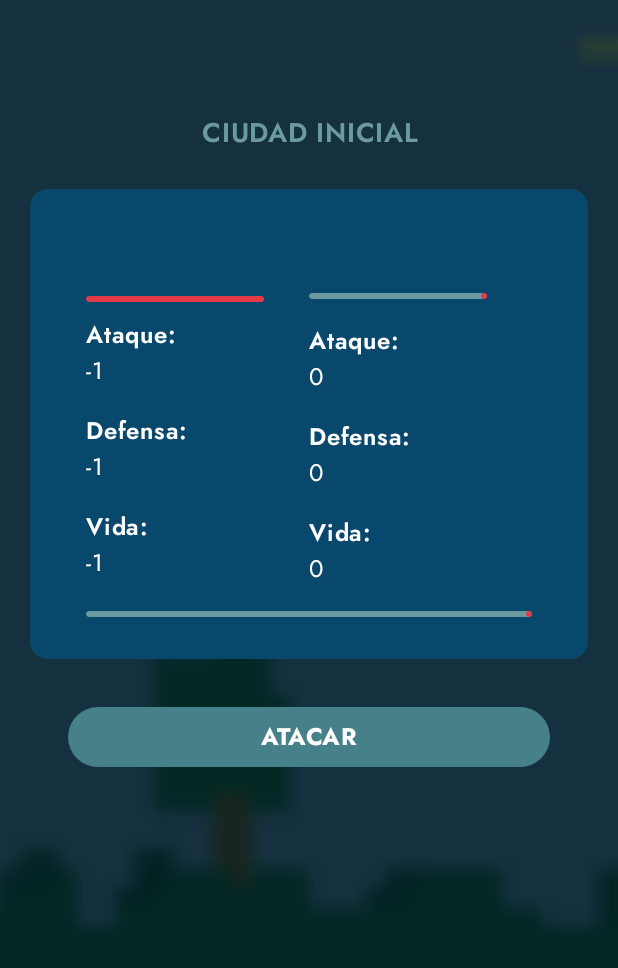
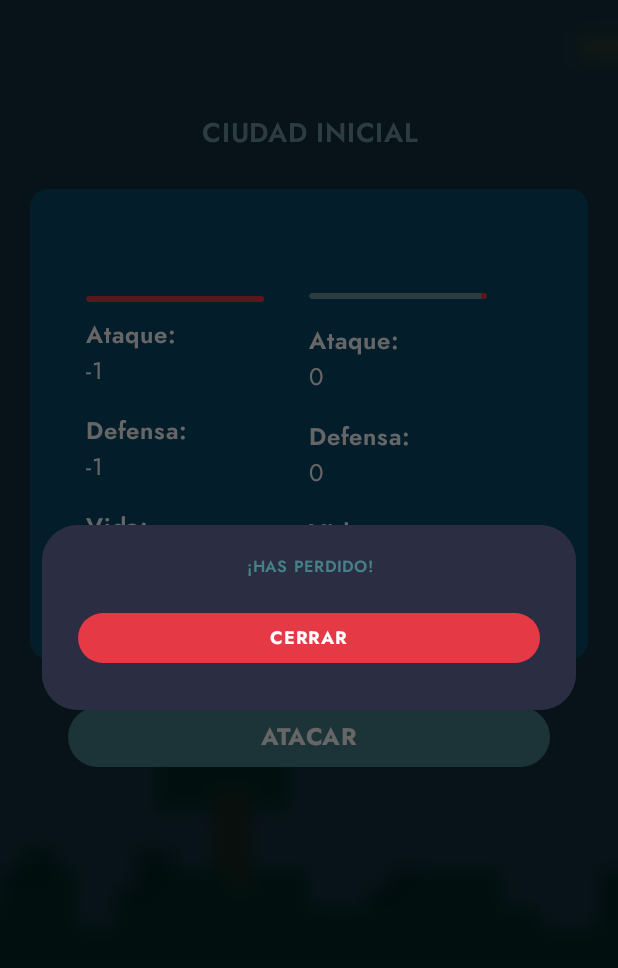
Before and after one commit to Falcon-Team-Mov/Info-King-APP, an Android app built with Jetpack Compose: the @Preview function PreviewFightScreen, on a phone screen of 412 x 824 dp. Shown: the top 968 px of the screen. Run offline under Robolectric (Android 15) with nearby library versions, the phone set to English and light mode, and no system bars; pictures from the network do not load.

Commit message:
❕ update: component with combat navigation

```diff
--- a/app/src/main/java/com/falconteam/infoking/ui/components/PopUpComponent.kt
+++ b/app/src/main/java/com/falconteam/infoking/ui/components/PopUpComponent.kt
@@ -1,11 +1,8 @@
 package com.falconteam.infoking.ui.components
 
 import androidx.compose.foundation.background
-import androidx.compose.foundation.border
 import androidx.compose.foundation.layout.Arrangement
 import androidx.compose.foundation.layout.Column
-import androidx.compose.foundation.layout.Row
-import androidx.compose.foundation.layout.fillMaxSize
 import androidx.compose.foundation.layout.fillMaxWidth
 import androidx.compose.foundation.layout.heightIn
 import androidx.compose.foundation.layout.padding
@@ -30,6 +27,7 @@ import androidx.compose.ui.unit.Dp
 import androidx.compose.ui.unit.dp
 import androidx.compose.ui.unit.sp
 import androidx.compose.ui.window.Dialog
+import androidx.compose.ui.window.DialogProperties
 import com.falconteam.infoking.ui.theme.InfoKingTheme
 import com.falconteam.infoking.ui.theme.Typography
 import com.falconteam.infoking.ui.theme.buttonCancelColor
@@ -48,30 +46,36 @@ fun Screen() {
     }
 
     if (showDialog) {
-        MessagePopUp(onDismiss = { showDialog = false })
+        MessagePopUp(onDismiss = { showDialog = false }, {}, true, false, "", "")
     }
 }
 
 
 @Composable
-fun MessagePopUp(onDismiss: () -> Unit) {
-    val areTwoButtons = true
+fun MessagePopUp(
+    onDismiss: () -> Unit,
+    onBack: () -> Unit,
+    closeAcceptPopUp: Boolean,
+    closePopUp: Boolean,
+    titleText: String,
+    descriptionText: String
+) {
     val okButtonText = "ACEPTAR"
     val cancelButtonText = "RECHAZAR"
     val closeButtonText = "CERRAR"
-    val titleText = "< POP-UP TITLE >"
-    val descriptionText = "< POP-UP DESCRIPTION >"
 
     InfoKingTheme {
         Dialog(
-            onDismissRequest = { onDismiss() }
+            onDismissRequest = {},
         ) {
             Surface(
                 modifier = Modifier
                     .fillMaxWidth()
                     .padding(28.dp),
-                shape = RoundedCornerShape(20.dp)
+                shape = RoundedCornerShape(24.dp),
+                color = primaryColorLight
             ) {
+                if (closeAcceptPopUp) {
                     Column(
                         modifier = Modifier
                             .background(primaryColorLight),
@@ -91,13 +95,16 @@ fun MessagePopUp(onDismiss: () -> Unit) {
                         )
 
                         Text(
-                        modifier = Modifier.fillMaxWidth(),
+                            modifier = Modifier
+                                .fillMaxWidth()
+                                .padding(horizontal = 8.dp),
                             text = descriptionText,
                             textAlign = TextAlign.Center,
                             style = Typography.displayMedium,
                             fontSize = TextResponsiveSize(size = 16.sp),
                             fontWeight = FontWeight.Bold,
-                        color = secondaryAquaColor
+                            color = secondaryAquaColor,
+                            lineHeight = TextResponsiveSize(20.sp)
                         )
 
                         Column(
@@ -108,7 +115,6 @@ fun MessagePopUp(onDismiss: () -> Unit) {
                                 .padding(top = 4.dp, bottom = 8.dp)
                                 .padding(horizontal = 8.dp, vertical = 16.dp)
                         ) {
-                        if (areTwoButtons) {
                             Button(
                                 modifier = Modifier
                                     .heightIn(min = 36.dp)
@@ -137,7 +143,7 @@ fun MessagePopUp(onDismiss: () -> Unit) {
                                     .padding(horizontal = 16.dp),
                                 colors = ButtonDefaults.buttonColors(buttonOKColor),
                                 onClick = {
-                                    // modificar según acción
+                                    onBack()
                                 }
                             ) {
                                 Text(
@@ -147,7 +153,35 @@ fun MessagePopUp(onDismiss: () -> Unit) {
                                     fontSize = TextResponsiveSize(size = 20.sp)
                                 )
                             }
-                        } else {
+                        }
+                    }
+                } else if (closePopUp) {
+                    Column(
+                        modifier = Modifier
+                            .background(primaryColorLight),
+                        verticalArrangement = Arrangement.Center,
+                        horizontalAlignment = Alignment.CenterHorizontally
+                    ) {
+                        Text(
+                            modifier = Modifier
+                                .fillMaxWidth()
+                                .padding(top = 20.dp),
+                            text = titleText,
+                            textAlign = TextAlign.Center,
+                            style = Typography.displayMedium,
+                            fontSize = TextResponsiveSize(size = 18.sp),
+                            fontWeight = FontWeight.Bold,
+                            color = secondaryAquaColor
+                        )
+
+                        Column(
+                            verticalArrangement = Arrangement.SpaceAround,
+                            horizontalAlignment = Alignment.CenterHorizontally,
+                            modifier = Modifier
+                                .fillMaxWidth()
+                                .padding(bottom = 8.dp)
+                                .padding(horizontal = 8.dp, vertical = 16.dp)
+                        ) {
                             Button(
                                 modifier = Modifier
                                     .heightIn(min = 32.dp)
@@ -156,6 +190,7 @@ fun MessagePopUp(onDismiss: () -> Unit) {
                                 colors = ButtonDefaults.buttonColors(buttonCancelColor),
                                 onClick = {
                                     onDismiss()
+                                    onBack()
                                 }
                             ) {
                                 Text(
@@ -176,12 +211,12 @@ fun MessagePopUp(onDismiss: () -> Unit) {
 @Composable
 @Preview
 fun MessagePopUpPreview() {
-    Screen()
-    //MessagePopUp(onDismiss = {})
+    //Screen()
+    MessagePopUp(onDismiss = {}, {}, false, true, "¡HAS GANADO!", "Esta es una descripción del pop-up. Es un poco larga para ver qué pasa. Esta es una descripción del pop-up. Es un poco larga para ver qué pasa")
 }
 
 @Composable
-fun resize(size: Dp): Dp{
+fun resize(size: Dp): Dp {
     val configuration = LocalConfiguration.current
     val scaleFactor = if (configuration.smallestScreenWidthDp >= 600) 1.5f else 0.1f
     return (size * scaleFactor)
--- a/app/src/main/java/com/falconteam/infoking/ui/navigation/user/screens/fight/FightScreen.kt
+++ b/app/src/main/java/com/falconteam/infoking/ui/navigation/user/screens/fight/FightScreen.kt
@@ -6,7 +6,6 @@ import android.util.Log
 import android.widget.Toast
 import androidx.annotation.RequiresApi
 import androidx.compose.foundation.background
-import androidx.compose.foundation.horizontalScroll
 import androidx.compose.foundation.layout.Arrangement
 import androidx.compose.foundation.layout.Column
 import androidx.compose.foundation.layout.Row
@@ -44,6 +43,7 @@ import com.falconteam.infoking.data.models.StatsUpdate
 import com.falconteam.infoking.data.models.npc
 import com.falconteam.infoking.data.network.dto.ranking.RankingRequest
 import com.falconteam.infoking.ui.components.Background
+import com.falconteam.infoking.ui.components.MessagePopUp
 import com.falconteam.infoking.ui.components.PreferencesKeys.ATAQUE
 import com.falconteam.infoking.ui.components.PreferencesKeys.CREATED_AT
 import com.falconteam.infoking.ui.components.PreferencesKeys.DEFENSA
@@ -101,6 +101,8 @@ fun FightScreen(
         val current = LocalContext.current
         val last_conection = getCurrentDateTime()
         var enviado by remember { mutableStateOf(false) }
+        var showDialog by remember { mutableStateOf(false) }
+        var win by remember { mutableStateOf(false) }
 
         var vida by remember {
             mutableStateOf(runBlocking {
@@ -136,15 +138,13 @@ fun FightScreen(
 
                 if (progress >= 1f || data.vida < 0 || vida < 0 || progress < 0f) {
                     finished = true
-                    if (activated && progress >= 1f) Toast.makeText(
-                        current,
-                        "GANASTE",
-                        Toast.LENGTH_SHORT
-                    ).show() else if (activated && progress <= 0f) Toast.makeText(
-                        current,
-                        "PERDISTE",
-                        Toast.LENGTH_SHORT
-                    ).show()
+                    if (activated && progress >= 1f) {
+                        showDialog = true
+                        win = true
+                    } else if (activated && progress <= 0f) {
+                        showDialog = true
+                        win = false
+                    }
                     activated = false
 
                 }
@@ -248,17 +248,14 @@ fun FightScreen(
                             Log.d("Prueba", "Enemy: $progress")
                             if (progress >= 1f || data.vida <= 0 || vida <= 0 || progress < 0f) {
                                 finished = true
-                                if (activated && progress >= 1f) Toast.makeText(
-                                    current,
-                                    "GANASTE",
-                                    Toast.LENGTH_SHORT
-                                ).show() else if (activated && progress <= 0f) Toast.makeText(
-                                    current,
-                                    "PERDISTE",
-                                    Toast.LENGTH_SHORT
-                                ).show()
+                                if (activated && progress >= 1f) {
+                                    showDialog = true
+                                    win = true
+                                } else if (activated && progress <= 0f) {
+                                    showDialog = true
+                                    win = false
+                                }
                                 activated = false
-
                             }
                         }
                     },
@@ -407,8 +404,28 @@ fun FightScreen(
                     )
                 )
                 enviado = true
-
-                onBack()
+            } else if (finished) {
+                if (showDialog && win) {
+                    Log.d("uwu", win.toString())
+                    MessagePopUp(
+                        { showDialog = false },
+                        { onBack() },
+                        closeAcceptPopUp = false,
+                        closePopUp = true,
+                        titleText = "¡HAS GANADO!",
+                        ""
+                    )
+                } else if (!win) {
+                    Log.d("uwu", win.toString())
+                    MessagePopUp(
+                        { showDialog = false },
+                        { onBack() },
+                        closeAcceptPopUp = false,
+                        closePopUp = true,
+                        titleText = "¡HAS PERDIDO!",
+                        ""
+                    )
+                }
             }
         }
     }
```
Lines whose indentation alone changed are shown as unchanged.
